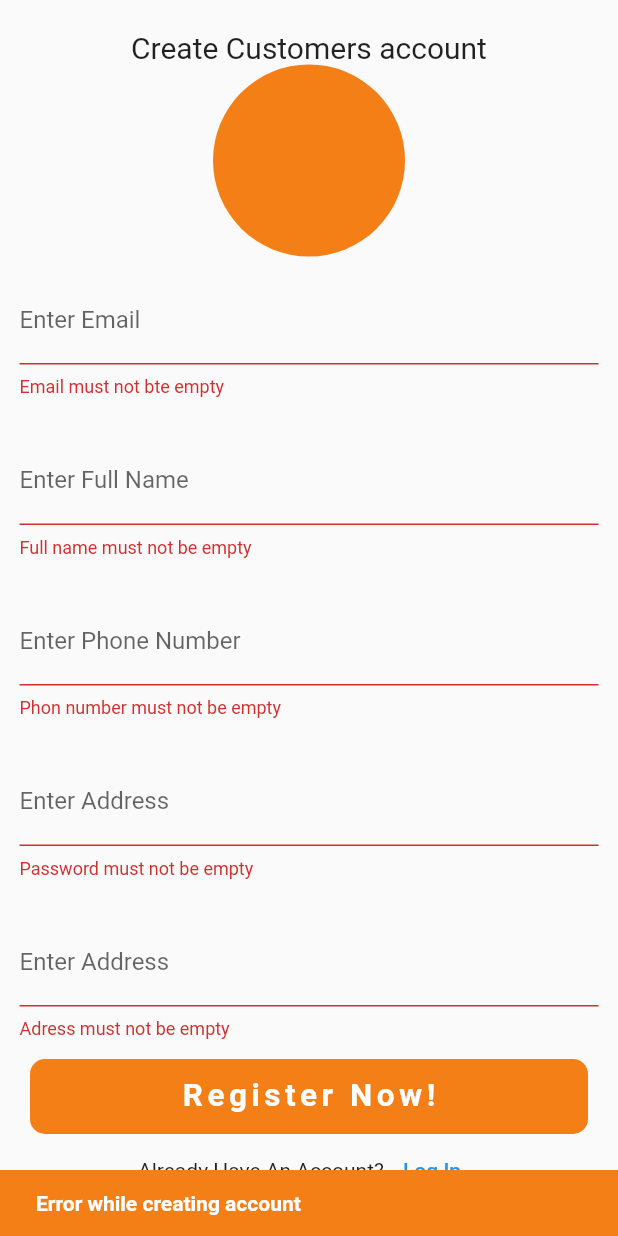
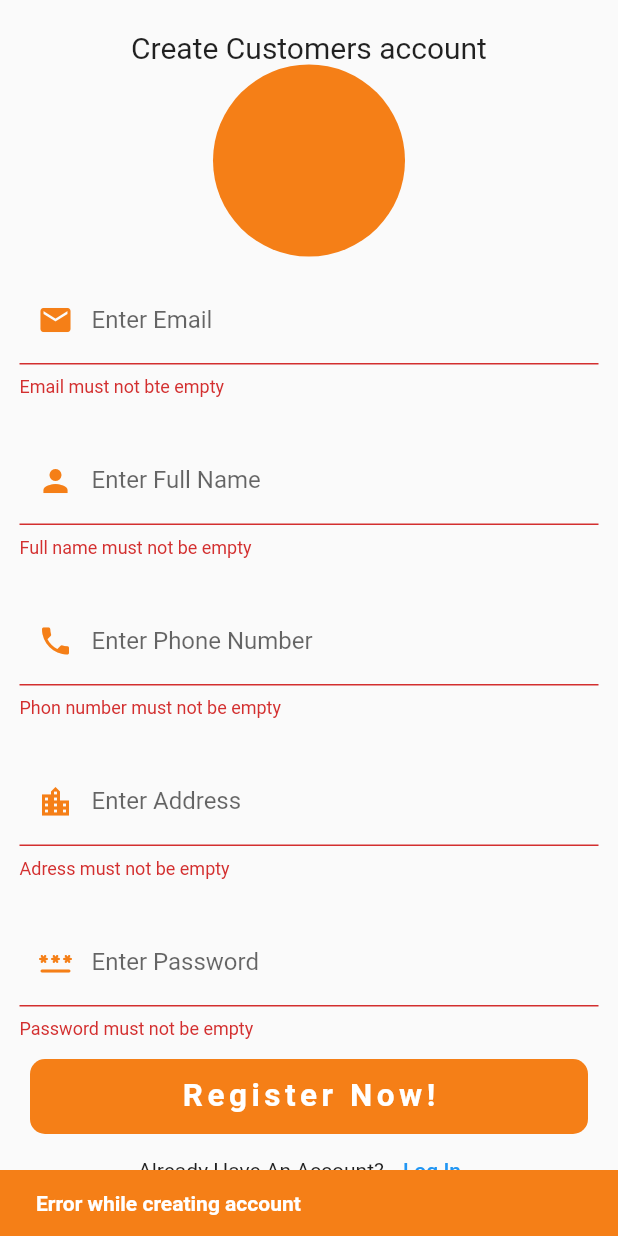
Before and after one commit to AmirBegic1/shop_app, a Flutter app: the screen it shows after launch, after a tap on "Register Now!", on a phone screen of 412 x 824 dp. Run offline on Flutter 3.47's test engine with Material 2 defaults, Android fonts, the phone set to English and light mode, and no system bars; our stand-ins replace cloud_firestore, firebase_auth, firebase_core; accounts and stored records are empty.

Commit message:
login logic with validations added

```diff
--- a/lib/controllers/auth_controller.dart
+++ b/lib/controllers/auth_controller.dart
@@ -35,4 +35,23 @@ class AuthController {
 
     return res;
   }
+
+  loginUsers(String email, String password) async {
+    String res = 'Nesto ne valja';
+
+    try {
+      if (email.isEmpty && password.isEmpty) {
+        await _auth.signInWithEmailAndPassword(
+            email: email, password: password);
+
+        res = 'success';
+      } else {
+        res = 'Please Fields must not be empty';
+      }
+    } catch (e) {
+      res = e.toString();
+    }
+
+    return res;
+  }
 }
--- a/lib/views/buyers/auth/registration_screen.dart
+++ b/lib/views/buyers/auth/registration_screen.dart
@@ -23,13 +23,28 @@ class _RegisterScreenState extends State<RegisterScreen> {
 
   final AuthController _auth = AuthController();
 
+  bool _isLoading = false;
+
   _signUpUsers() async {
+    setState(() {
+      _isLoading = true;
+    });
     if (_formKey.currentState!.validate()) {
-      await _auth.signUp(email, fullName, phoneNumber, password, address);
+      await _auth
+          .signUp(email, fullName, phoneNumber, address, password)
+          .whenComplete(() {
+        setState(() {
+          _formKey.currentState!.reset();
+          _isLoading = false;
+        });
+      });
 
-      showSnack(context, 'Success! Account has been created!');
+      return showSnack(context, 'Success! Account has been created!');
     } else {
-      showSnack(context, 'Error while creating account');
+      setState(() {
+        _isLoading = false;
+      });
+      return showSnack(context, 'Error while creating account');
     }
   }
 
@@ -67,6 +82,10 @@ class _RegisterScreenState extends State<RegisterScreen> {
                       email = value;
                     },
                     decoration: InputDecoration(
+                      prefixIcon: Icon(
+                        Icons.email,
+                        color: Colors.yellow.shade900,
+                      ),
                       labelText: 'Enter Email',
                     ),
                   ),
@@ -85,6 +104,10 @@ class _RegisterScreenState extends State<RegisterScreen> {
                       fullName = value;
                     },
                     decoration: InputDecoration(
+                      prefixIcon: Icon(
+                        Icons.person,
+                        color: Colors.yellow.shade900,
+                      ),
                       labelText: 'Enter Full Name',
                     ),
                   ),
@@ -103,25 +126,11 @@ class _RegisterScreenState extends State<RegisterScreen> {
                       phoneNumber = value;
                     },
                     decoration: InputDecoration(
+                      prefixIcon: Icon(
+                        Icons.phone,
+                        color: Colors.yellow.shade900,
+                      ),
                       labelText: 'Enter Phone Number',
-                    ),
-                  ),
-                ),
-                Padding(
-                  padding: const EdgeInsets.all(13.0),
-                  child: TextFormField(
-                    validator: (value) {
-                      if (value!.isEmpty) {
-                        return 'Password must not be empty';
-                      } else {
-                        return null;
-                      }
-                    },
-                    onChanged: (value) {
-                      password = value;
-                    },
-                    decoration: InputDecoration(
-                      labelText: 'Enter Address',
                     ),
                   ),
                 ),
@@ -139,7 +148,34 @@ class _RegisterScreenState extends State<RegisterScreen> {
                       password = value;
                     },
                     decoration: InputDecoration(
+                      prefixIcon: Icon(
+                        Icons.location_city,
+                        color: Colors.yellow.shade900,
+                      ),
                       labelText: 'Enter Address',
+                    ),
+                  ),
+                ),
+                Padding(
+                  padding: const EdgeInsets.all(13.0),
+                  child: TextFormField(
+                    obscureText: true,
+                    validator: (value) {
+                      if (value!.isEmpty) {
+                        return 'Password must not be empty';
+                      } else {
+                        return null;
+                      }
+                    },
+                    onChanged: (value) {
+                      password = value;
+                    },
+                    decoration: InputDecoration(
+                      prefixIcon: Icon(
+                        Icons.password_rounded,
+                        color: Colors.yellow.shade900,
+                      ),
+                      labelText: 'Enter Password',
                     ),
                   ),
                 ),
@@ -155,7 +191,11 @@ class _RegisterScreenState extends State<RegisterScreen> {
                       borderRadius: BorderRadius.circular(10),
                     ),
                     child: Center(
-                      child: Text(
+                      child: _isLoading
+                          ? CircularProgressIndicator(
+                              color: Colors.white,
+                            )
+                          : Text(
                               'Register Now!',
                               style: TextStyle(
                                 color: Colors.white,
```
Also changed, not shown: lib/views/buyers/auth/login_screen.dart (+50 -3 lines). Lines whose indentation alone changed are shown as unchanged.
